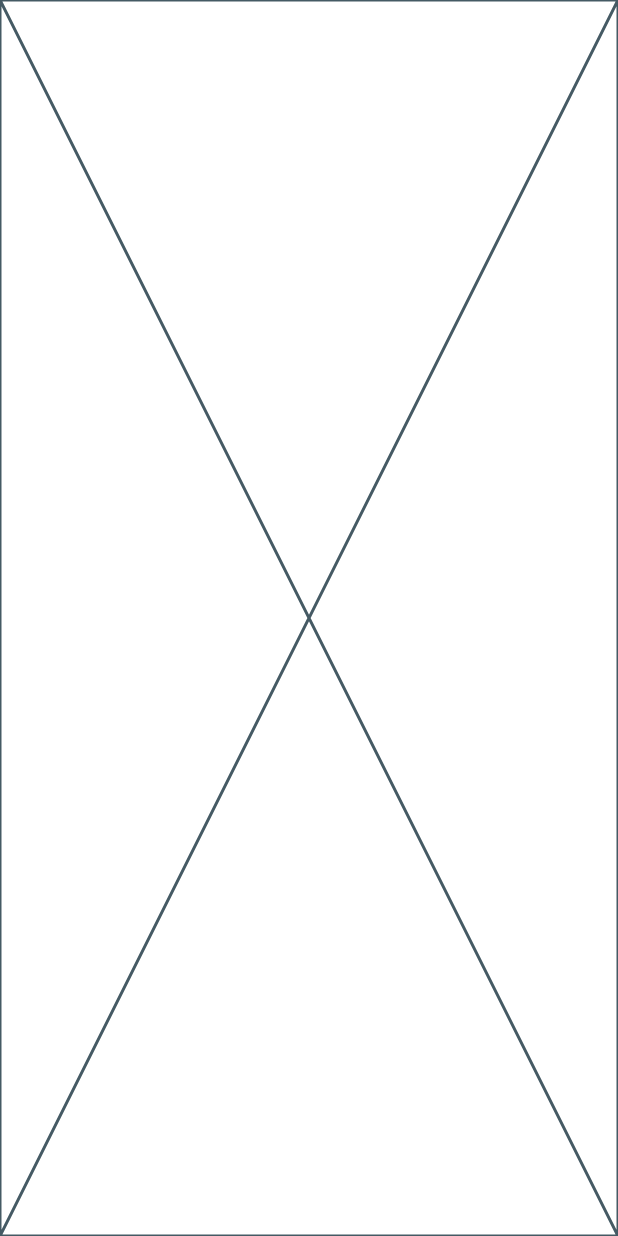
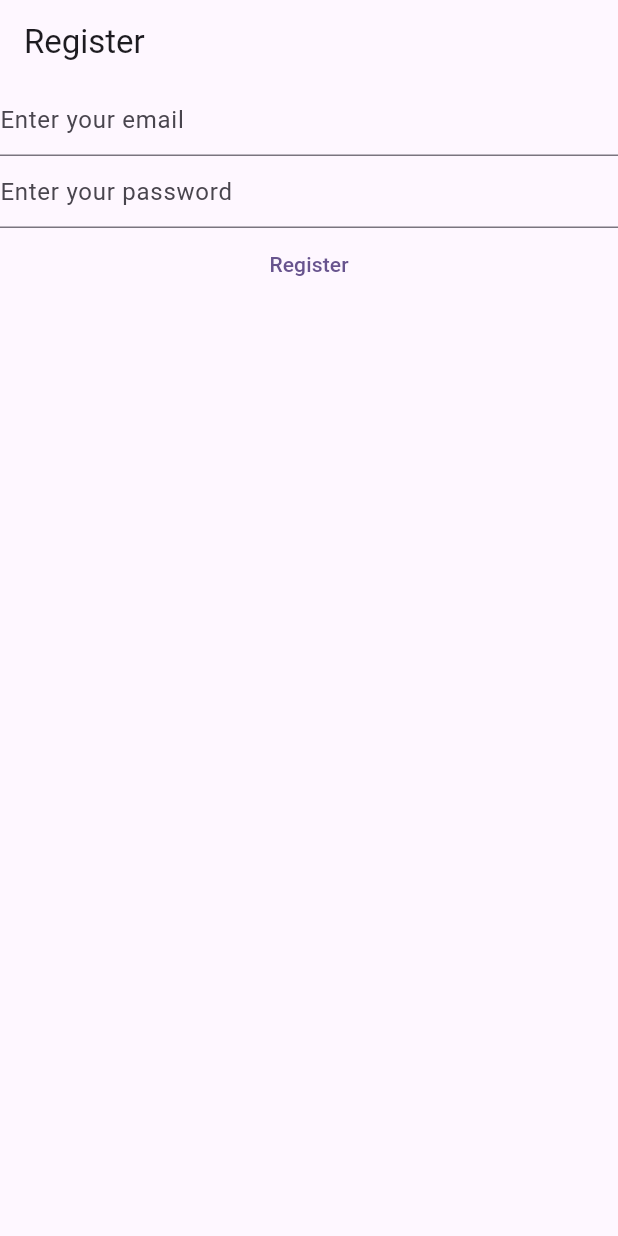
Before and after one commit to khannikkey-fdj/mynotes, a Flutter app: the screen it shows after launch, on a phone screen of 412 x 824 dp. Run offline on Flutter 3.47's test engine with Material 3 defaults, Android fonts, the phone set to English and light mode, and no system bars; our stand-ins replace firebase_auth, firebase_core; accounts and stored records are empty.

```diff
--- a/lib/screens/home_screen.dart
+++ b/lib/screens/home_screen.dart
@@ -1,4 +1,6 @@
 import 'package:flutter/material.dart';
+import 'package:firebase_auth/firebase_auth.dart';
+import 'package:mynotes/firebase_options.dart';
 
 class HomeScreen extends StatefulWidget {
   const HomeScreen({super.key});
@@ -8,8 +10,55 @@ class HomeScreen extends StatefulWidget {
 }
 
 class _HomeScreenState extends State<HomeScreen> {
+  late final TextEditingController _email;
+  late final TextEditingController _password;
+
+  @override
+  void initState() {
+    _email = TextEditingController();
+    _password = TextEditingController();
+    super.initState();
+  }
+
+  @override
+  void dispose() {
+    _email.dispose();
+    _password.dispose();
+    super.dispose();
+  }
+
   @override
   Widget build(BuildContext context) {
-    return const Placeholder();
+    return Scaffold(
+      appBar: AppBar(
+        title: const Text('Register'),
+      ),
+      body: Column(
+        children: [
+          TextField(
+            controller: _email,
+            enableSuggestions: false,
+            autocorrect: false,
+            keyboardType: TextInputType.emailAddress,
+            decoration: const InputDecoration(
+              hintText: 'Enter your email',
+            ),
+          ),
+          TextField(
+            controller: _password,
+            obscureText: true,
+            enableSuggestions: false,
+            autocorrect: false,
+            decoration: const InputDecoration(
+              hintText: 'Enter your password',
+            ),
+          ),
+          TextButton(
+            onPressed: () async {},
+            child: const Text('Register'),
+          ),
+        ],
+      ),
+    );
   }
 }
--- a/pubspec.yaml
+++ b/pubspec.yaml
@@ -36,6 +36,7 @@ dependencies:
   # Use with the CupertinoIcons class for iOS style icons.
   cupertino_icons: ^1.0.2
   firebase_core: ^2.24.0
+  firebase_auth: ^4.15.0
 
 dev_dependencies:
   flutter_test:
```
Also changed, not shown: pubspec.lock, 4 other files.
